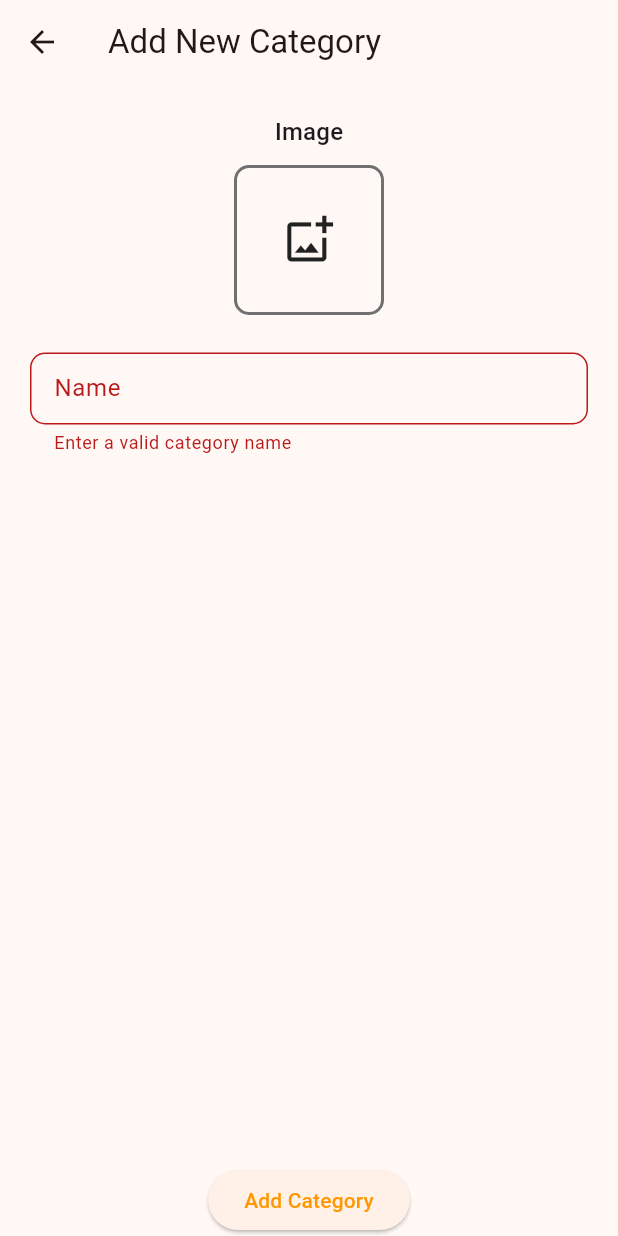
After one commit to antonyaiwin/flutter_grocery_store_admin, a Flutter app: the AddCategoryScreen screen opened directly, after a tap on "Add Category", on a phone screen of 412 x 824 dp. The commit adds this screen. Run offline on Flutter 3.47's test engine with Material 3 defaults, Android fonts, the phone set to English and light mode, and no system bars; our stand-ins replace cached_network_image, cloud_firestore, email_validator, firebase_auth, firebase_core, firebase_storage and 4 more; missing offline and left inert: crop_your_image, flutter_barcode_scanner; accounts and stored records are empty; generated files the repository leaves out were written again; Roboto replaces fonts that are missing (Ubuntu).

Commit message:
add category screen implemented

```diff
--- /dev/null
+++ b/lib/controller/add_category_screen_controller.dart
@@ -0,0 +1,85 @@
+// ignore_for_file: public_member_api_docs, sort_constructors_first
+import 'dart:developer';
+import 'dart:io';
+
+import 'package:flutter/foundation.dart';
+import 'package:flutter/material.dart';
+import 'package:image_picker/image_picker.dart';
+import 'package:provider/provider.dart';
+
+import 'package:flutter_grocery_store_admin/controller/firebase/firebase_storage_controller.dart';
+import 'package:flutter_grocery_store_admin/controller/firebase/firestore_controller.dart';
+import 'package:flutter_grocery_store_admin/model/category_model.dart';
+
+import '../view/crop_image_screen/crop_image_screen.dart';
+
+class AddCategoryScreenController extends ChangeNotifier {
+  // static const String imageCompressMessage = 'Compressing image';
+  static const String uploadMessage = 'Uploading image';
+  static const String addingCategoryMessage = 'Adding category';
+  final FireStoreController? _fireStoreController;
+  GlobalKey<FormState> formKey = GlobalKey();
+  TextEditingController nameController = TextEditingController();
+  bool uploading = false;
+  String message = 'Loading';
+  File? imageFile;
+  AddCategoryScreenController(
+    this._fireStoreController,
+  ) {
+    log('added controller');
+  }
+  void _changeUploadingStatus(bool value) {
+    uploading = value;
+    notifyListeners();
+  }
+
+  void _changeMessage(String msg) {
+    message = msg;
+    notifyListeners();
+  }
+
+  Future<bool> addCategory(BuildContext context) async {
+    _changeUploadingStatus(true);
+    if (_fireStoreController == null) {
+      _changeUploadingStatus(false);
+      return false;
+    }
+
+    String lastIndex = _fireStoreController.getLastCategoryIndex() ?? '-1';
+    String id = (int.parse(lastIndex) + 1).toString().padLeft(10, '0');
+    String? imageUrl;
+    if (imageFile != null) {
+      _changeMessage(uploadMessage);
+      imageUrl = await context
+          .read<FirebaseStorageController>()
+          .addCategoryImage(imageFile!, id);
+    }
+    _changeMessage(addingCategoryMessage);
+    await _fireStoreController.addCategory(
+        CategoryModel(id: id, imageUrl: imageUrl, name: nameController.text));
+    _changeUploadingStatus(false);
+    return true;
+  }
+
+  Future<void> pickImage(BuildContext context) async {
+    XFile? xFile = await ImagePicker().pickImage(source: ImageSource.camera);
+    if (xFile != null) {
+      Uint8List? image = await xFile.readAsBytes();
+      if (!context.mounted) {
+        return;
+      }
+      image = await Navigator.push(
+        context,
+        MaterialPageRoute(
+          builder: (context) => CropImageScreen(image: image!),
+        ),
+      );
+      if (image == null) {
+        return;
+      }
+
+      imageFile = File(xFile.path)..writeAsBytes(image);
+      notifyListeners();
+    }
+  }
+}
--- /dev/null
+++ b/lib/controller/firebase/firebase_storage_controller.dart
@@ -0,0 +1,28 @@
+import 'dart:developer';
+import 'dart:io';
+
+import 'package:firebase_storage/firebase_storage.dart';
+import 'package:flutter/foundation.dart';
+import 'package:flutter_grocery_store_admin/utils/functions/image_functions.dart';
+
+class FirebaseStorageController extends ChangeNotifier {
+  final storgeRef = FirebaseStorage.instance.ref();
+  static const String baseStoragePath = 'grocery-store';
+  static const String categoryStoragePath =
+      '$baseStoragePath/categories/images/';
+
+  Future<String?> addCategoryImage(File image, String id) async {
+    var imageRef = storgeRef.child('$categoryStoragePath$id.jpg');
+    Uint8List? imageData = await getCompressedImageData(image);
+    if (imageData == null) {
+      return null;
+    }
+    try {
+      await imageRef.putData(imageData);
+      return await imageRef.getDownloadURL();
+    } on FirebaseException catch (e) {
+      log(e.toString());
+      return null;
+    }
+  }
+}
--- a/lib/controller/firebase/firestore_controller.dart
+++ b/lib/controller/firebase/firestore_controller.dart
@@ -1,3 +1,5 @@
+import 'dart:developer';
+
 import 'package:cloud_firestore/cloud_firestore.dart';
 import 'package:flutter/material.dart';
 import 'package:flutter_grocery_store_admin/model/category_model.dart';
@@ -8,15 +10,33 @@ class FireStoreController extends ChangeNotifier {
   List<CategoryModel> categoryList = [];
 
   FireStoreController() {
-    addCategoriesListener();
+    _initCategoriesListener();
   }
 
-  addCategoriesListener() {
-    db.collection(_categoryCollectionName).snapshots().listen((event) {
+  String? getLastCategoryIndex() {
+    return categoryList[categoryList.length - 1].id;
+  }
+
+  _initCategoriesListener() {
+    db
+        .collection(_categoryCollectionName)
+        .orderBy('id')
+        .snapshots()
+        .listen((event) {
       categoryList = event.docs
           .map((e) => CategoryModel.fromQueryDocumentSnapshot(e))
           .toList();
       notifyListeners();
     });
   }
+
+  Future<void> addCategory(CategoryModel category) async {
+    await db.collection(_categoryCollectionName).add(category.toMap())
+        /* .onError((error, stackTrace) {
+      log(stackTrace.toString());
+      log(error.toString());
+    }) */
+        ;
+    log('addCategory completed');
+  }
 }
--- a/lib/core/data/dummy_db.dart
+++ b/lib/core/data/dummy_db.dart
@@ -82,7 +82,7 @@ abstract class DummyDb {
       name: 'Banana',
       description: 'Ripe and sweet banana',
       imageUrl:
-          'https://png.pngtree.com/png-clipart/20220716/ourmid/pngtree-banana-yellow-fruit-banana-skewers-png-image_5944324.png',
+          'https://static.vecteezy.com/system/resources/thumbnails/023/290/773/small/fresh-red-apple-isolated-on-transparent-background-generative-ai-png.png',
       price: 0.99,
       rating: 4.3,
       ratingCount: 80,
--- a/lib/main.dart
+++ b/lib/main.dart
@@ -1,6 +1,7 @@
 import 'package:firebase_core/firebase_core.dart';
 import 'package:flutter/material.dart';
 import 'package:flutter_grocery_store_admin/controller/cart_controller.dart';
+import 'package:flutter_grocery_store_admin/controller/firebase/firebase_storage_controller.dart';
 import 'package:flutter_grocery_store_admin/controller/firebase/firestore_controller.dart';
 import 'package:flutter_grocery_store_admin/core/constants/color_constants.dart';
 import 'package:flutter_grocery_store_admin/view/splash_screen/splash_screen.dart';
@@ -31,6 +32,9 @@ class MyApp extends StatelessWidget {
         ChangeNotifierProvider(
           create: (context) => FireStoreController(),
         ),
+        ChangeNotifierProvider(
+          create: (context) => FirebaseStorageController(),
+        ),
       ],
       child: MaterialApp(
         debugShowCheckedModeBanner: false,
--- a/lib/model/category_model.dart
+++ b/lib/model/category_model.dart
@@ -27,7 +27,7 @@ class CategoryModel {
 
   Map<String, dynamic> toMap() {
     return <String, dynamic>{
-      // 'id': id,
+      'id': id,
       'name': name,
       'imageUrl': imageUrl,
     };
@@ -44,7 +44,7 @@ class CategoryModel {
       QueryDocumentSnapshot<Map<String, dynamic>> query) {
     var map = query.data();
     return CategoryModel(
-      id: query.id,
+      id: map['id'],
       name: map['name'] != null ? map['name'] as String : null,
       imageUrl: map['imageUrl'] != null ? map['imageUrl'] as String : null,
     );
--- a/lib/utils/global_widgets/elevated_card.dart
+++ b/lib/utils/global_widgets/elevated_card.dart
@@ -8,7 +8,7 @@ class ElevatedCard extends StatelessWidget {
     this.height,
     this.elevation = 0.0,
     this.borderRadius,
-    this.padding = const EdgeInsets.all(15),
+    this.padding /* = const EdgeInsets.all(15) */,
   });
 
   final Widget? child;
--- /dev/null
+++ b/lib/view/add_category_screen/add_category_screen.dart
@@ -0,0 +1,95 @@
+import 'package:flutter/material.dart';
+import 'package:flutter_grocery_store_admin/utils/functions/functions.dart';
+import 'package:provider/provider.dart';
+
+import '../../controller/add_category_screen_controller.dart';
+
+import '../add_product_screen/widgets/add_image_widget.dart';
+
+class AddCategoryScreen extends StatelessWidget {
+  const AddCategoryScreen({super.key});
+
+  @override
+  Widget build(BuildContext context) {
+    AddCategoryScreenController provider =
+        context.read<AddCategoryScreenController>();
+    return Scaffold(
+      appBar: AppBar(
+        title: const Text('Add New Category'),
+      ),
+      body: Column(
+        children: [
+          Expanded(
+            child: SingleChildScrollView(
+              padding: const EdgeInsets.all(20).copyWith(bottom: 5),
+              child: Form(
+                key: provider.formKey,
+                child: Column(
+                  children: [
+                    Text(
+                      'Image',
+                      style: Theme.of(context).textTheme.titleMedium,
+                    ),
+                    const SizedBox(height: 10),
+                    Consumer<AddCategoryScreenController>(
+                      builder: (BuildContext context, value, Widget? child) =>
+                          AddImageWidget(
+                        onTap: () {
+                          value.pickImage(context);
+                        },
+                        imageFile: value.imageFile,
+                      ),
+                    ),
+                    const SizedBox(height: 25),
+                    TextFormField(
+                      controller: provider.nameController,
+                      decoration: const InputDecoration(labelText: 'Name'),
+                      validator: (value) {
+                        if (value == null || value.length < 3) {
+                          return 'Enter a valid category name';
+                        } else {
+                          return null;
+                        }
+                      },
+                    ),
+                  ],
+                ),
+              ),
+            ),
+          ),
+          const SizedBox(height: 10),
+          Consumer<AddCategoryScreenController>(
+            builder: (BuildContext context, value, Widget? child) =>
+                ElevatedButton(
+              onPressed: value.uploading
+                  ? null
+                  : () async {
+                      if (provider.formKey.currentState!.validate()) {
+                        if (await provider.addCategory(context) &&
+                            context.mounted) {
+                          Navigator.pop(context);
+                          showSuccessSnackBar(
+                            context: context,
+                            content:
+                                'Category "${provider.nameController.text}" added.',
+                          );
+                        }
+                      }
+                    },
+              child: value.uploading
+                  ? Row(
+                      mainAxisAlignment: MainAxisAlignment.center,
+                      children: [
+                        Text(value.message),
+                        const SizedBox(width: 10),
+                        const CircularProgressIndicator()
+                      ],
+                    )
+                  : const Text('Add Category'),
+            ),
+          ),
+        ],
+      ),
+    );
+  }
+}
--- a/lib/view/add_product_screen/add_product_screen.dart
+++ b/lib/view/add_product_screen/add_product_screen.dart
@@ -1,5 +1,4 @@
 import 'package:flutter/material.dart';
-import 'package:flutter/widgets.dart';
 import 'package:flutter_grocery_store_admin/controller/add_product_screen_controller.dart';
 import 'package:flutter_grocery_store_admin/controller/firebase/firestore_controller.dart';
 import 'package:flutter_grocery_store_admin/utils/global_widgets/my_network_image.dart';
--- a/lib/view/add_product_screen/widgets/add_image_widget.dart
+++ b/lib/view/add_product_screen/widgets/add_image_widget.dart
@@ -37,8 +37,8 @@ class AddImageWidget extends StatelessWidget {
           ),
           child: imageFile == null
               ? const Icon(
-                  Icons.camera,
-                  size: 50,
+                  Icons.add_photo_alternate_outlined,
+                  size: 35,
                 )
               : Stack(
                   children: [
--- a/pubspec.yaml
+++ b/pubspec.yaml
@@ -48,6 +48,7 @@ dependencies:
   flutter_barcode_scanner: ^2.0.0
   image_cropper: ^6.0.0
   crop_your_image: ^1.0.2
+  flutter_image_compress: ^2.3.0
 
 dev_dependencies:
   flutter_test:
```
Also changed, not shown: lib/utils/functions/image_functions.dart (added, +22 -0 lines), lib/utils/global_widgets/product_card.dart (+6 -3 lines), lib/view/crop_image_screen/crop_image_screen.dart (+5 -4 lines), lib/view/home_screen/widgets/sliver_category_list_view.dart (+55 -9 lines), pubspec.lock, 1 other file.
